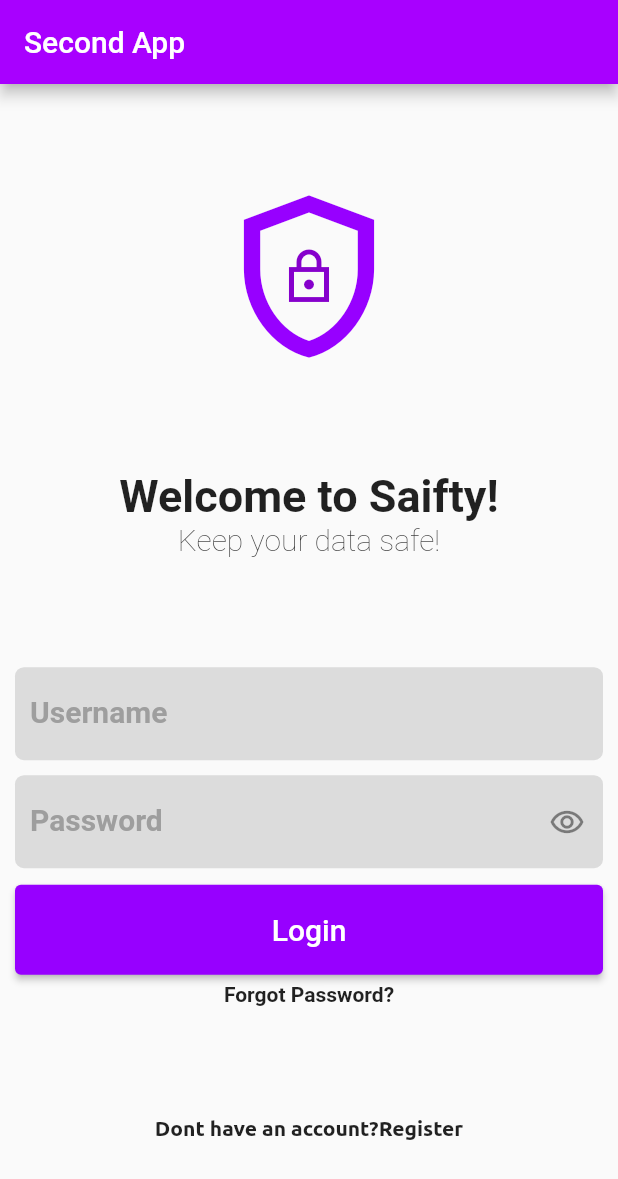
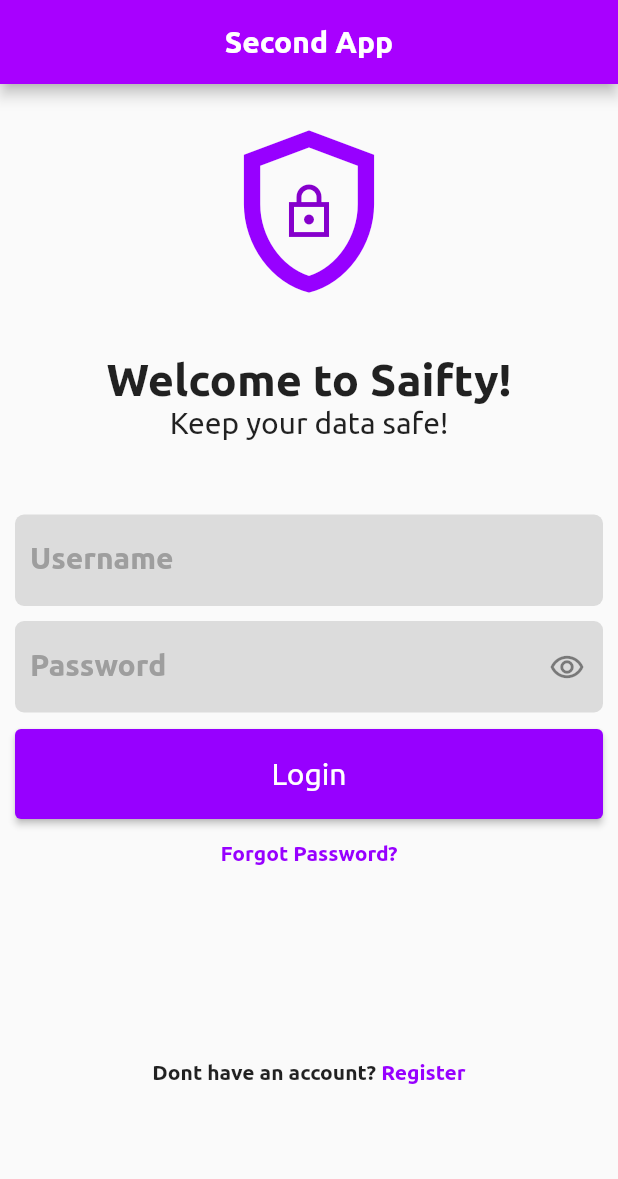
Before and after one commit to john-muinde/dribble-login-design, a Flutter app: the screen it shows after launch, on a phone screen of 412 x 824 dp. Shown: the top 1179 px of the screen. Run offline on Flutter 3.47's test engine with Material 2 defaults, Android fonts, the phone set to English and light mode, and no system bars; project files that could hold a hidden picture were left out.

Commit message:
finished with the login design

```diff
--- a/lib/main.dart
+++ b/lib/main.dart
@@ -16,6 +16,7 @@ class MyApp extends StatelessWidget {
       title: 'Flutter Demo',
       theme: ThemeData(
         primarySwatch: Colors.blue,
+        fontFamily: 'OpenSans',
       ),
       home: LoginScreen(),
     );
--- a/lib/views/login_screen.dart
+++ b/lib/views/login_screen.dart
@@ -16,10 +16,19 @@ class LoginScreen extends StatelessWidget {
   Widget build(BuildContext context) {
     return Scaffold(
       appBar: AppBar(
-        title: const Text('Second App'),
+        title: const Text(
+          'Second App',
+          style: TextStyle(
+            fontFamily: 'Ubuntu',
+            fontWeight: FontWeight.bold
+          ),
+        ),
         backgroundColor: colors['secondary2'],
+        centerTitle: true,
       ),
-      body: Column(
+      body: SingleChildScrollView(
+        padding: const EdgeInsets.only(top: 20),
+        child: Column(
           mainAxisAlignment: MainAxisAlignment.spaceEvenly,
           children: [
             Stack(
@@ -34,15 +43,31 @@ class LoginScreen extends StatelessWidget {
                 ),
               ],
             ),
+            SizedBox(
+              height: 30,
+            ),
             Column(
               children: const [
                 Text(
                   'Welcome to Saifty!',
-                style: TextStyle(fontSize: 30, fontWeight: FontWeight.bold),
+                  style: TextStyle(
+                    fontFamily: 'Ubuntu',
+                    fontSize: 30,
+                    fontWeight: FontWeight.bold,
                   ),
-              Text('Keep your data safe!',
-                  style: TextStyle(fontSize: 20, fontWeight: FontWeight.w200)),
+                ),
+                Text(
+                  'Keep your data safe!',
+                  style: TextStyle(
+                    fontFamily: 'Ubuntu',
+                    fontSize: 20,
+                    fontWeight: FontWeight.w200,
+                  ),
+                ),
               ],
+            ),
+            SizedBox(
+              height: 40,
             ),
             Container(
               padding: const EdgeInsets.all(10),
@@ -85,31 +110,51 @@ class LoginScreen extends StatelessWidget {
                       onPressed: () {},
                       child: const Text(
                         'Login',
-                      style: TextStyle(fontSize: 20),
+                        style: TextStyle(fontFamily: 'Ubuntu', fontSize: 20),
                       ),
                     ),
                   ),
                   Container(
-                  margin: const EdgeInsets.only(top: 5),
-                  child: const Text(
+                    margin: const EdgeInsets.only(top: 15),
+                    child: Text(
                       'Forgot Password?',
                       style: TextStyle(
+                        fontFamily: 'Ubuntu',
                         fontWeight: FontWeight.bold,
                         textBaseline: TextBaseline.alphabetic,
+                        color: colors['secondary'],
                       ),
                     ),
                   )
                 ],
               ),
             ),
-          const Text('Dont have an account?Register',
+            SizedBox(
+              height: 120,
+            ),
+            Row(
+              mainAxisAlignment: MainAxisAlignment.center,
+              children: [
+                const Text(
+                  'Dont have an account? ',
                   style: TextStyle(
                       fontWeight: FontWeight.bold,
                       textBaseline: TextBaseline.alphabetic,
-              fontFamily: 'Ubuntu'
+                      fontFamily: 'Ubuntu'),
                 ),
+                Text(
+                  'Register',
+                  style: TextStyle(
+                    fontFamily: 'Ubuntu',
+                    fontWeight: FontWeight.bold,
+                    textBaseline: TextBaseline.alphabetic,
+                    color: colors['secondary'],
+                  ),
+                ),
+              ],
             )
           ],
+        ),
       ),
     );
   }
@@ -126,6 +171,7 @@ class LoginScreen extends StatelessWidget {
       obscureText: password,
       obscuringCharacter: '*',
       style: const TextStyle(
+        fontFamily: 'Ubuntu',
         fontWeight: FontWeight.w600,
         fontSize: 20,
       ),
@@ -135,7 +181,8 @@ class LoginScreen extends StatelessWidget {
           border: InputBorder.none,
           floatingLabelAlignment: FloatingLabelAlignment.start,
           suffixIcon: suffixIcon,
-          labelStyle: const TextStyle(color: Colors.grey)),
+          labelStyle:
+              const TextStyle(fontFamily: 'Ubuntu', color: Colors.grey)),
     );
   }
 }
```
Lines whose indentation alone changed are shown as unchanged.
